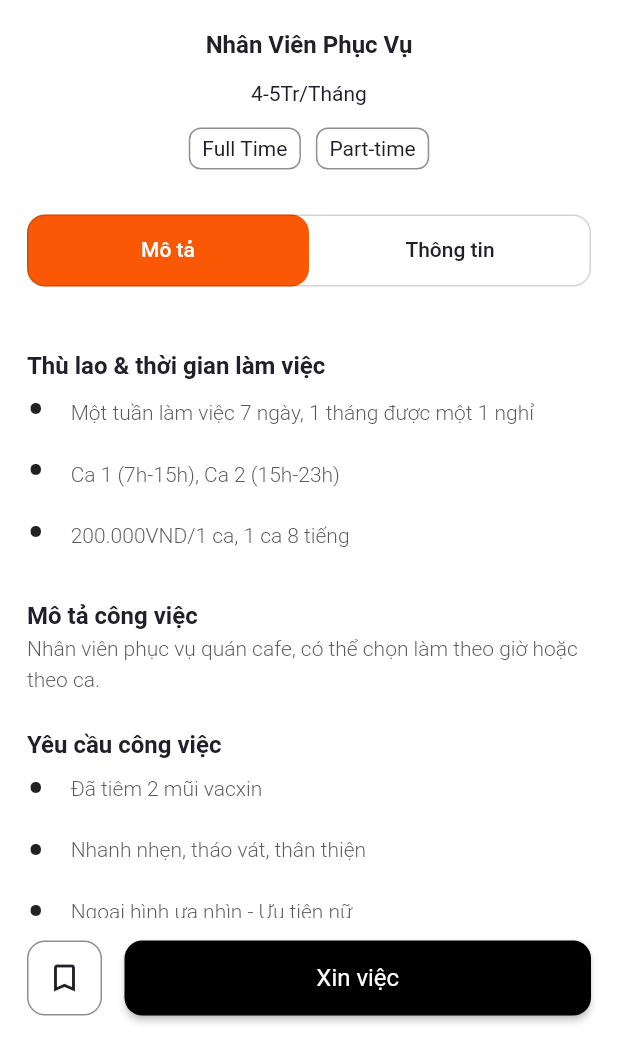
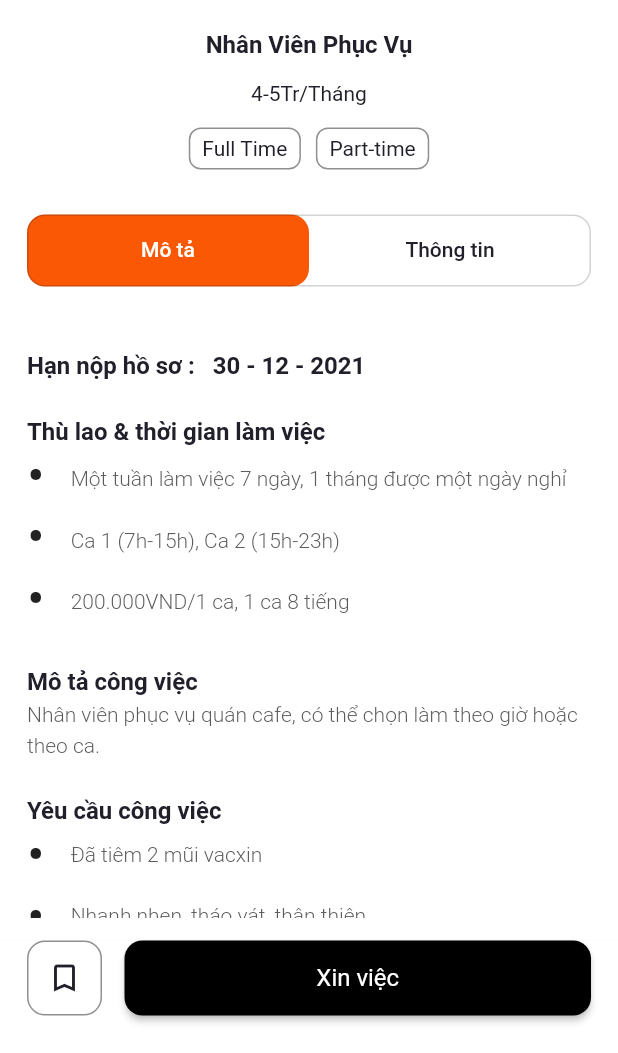
Before and after one commit to HieuTCM/JobFinder, a Flutter app: the DetailHistory screen opened directly with sample values from the repository, on a phone screen of 412 x 824 dp, the part 183-1236 px from its top. Run offline on Flutter 3.47's test engine with Material 2 defaults, Android fonts, the phone set to English and light mode, and no system bars; our stand-ins replace flutter_svg, google_fonts, image_picker; Roboto replaces fonts that are missing (Questrial).

Commit message:
[HieuTCM] update job detail

```diff
--- a/flutter_application_2/lib/models/company.dart
+++ b/flutter_application_2/lib/models/company.dart
@@ -2,6 +2,7 @@ class Company {
   final String? companyName;
   final String? type;
   final String? job;
+  final String? time;
   final String? city;
   final String? sallary;
   final String? image;
@@ -12,6 +13,7 @@ class Company {
   final List<String>? jobResponsbilities;
   final List<String>? tag;
   Company({
+    this.time,
     this.type,
     this.city,
     this.job,
@@ -30,6 +32,7 @@ class Company {
 List<Company> companyList = [
   Company(
       companyName: "Cafe ABC",
+      time: "30 - 12 - 2021",
       job: "Nhân Viên Phục Vụ",
       city: "Lê Văn Việt, Quận 9",
       sallary: "4-5Tr/Tháng",
@@ -40,7 +43,7 @@ List<Company> companyList = [
       ],
       mainCriteria: "Full Time",
       salaryDetail: [
-        "Một tuần làm việc 7 ngày, 1 tháng được một 1 nghỉ",
+        "Một tuần làm việc 7 ngày, 1 tháng được một ngày nghỉ",
         "Ca 1 (7h-15h), Ca 2 (15h-23h)",
         "200.000VND/1 ca, 1 ca 8 tiếng",
       ],
@@ -58,6 +61,7 @@ List<Company> companyList = [
       ]),
   Company(
       companyName: "Quán Cơm ABC",
+      time: "30 - 12 - 2021",
       job: "Bảo vệ giữ xe",
       city: "456, Quang Trung",
       sallary: "5-6Tr/Tháng",
@@ -67,7 +71,7 @@ List<Company> companyList = [
       ],
       mainCriteria: "Full Time",
       salaryDetail: [
-        "Một tuần làm việc 7 ngày, 1 tháng được một 1 nghỉ",
+        "Một tuần làm việc 7 ngày, 1 tháng được một ngày nghỉ",
         "Ca sáng(6h - 14h) - tối(14h - 22h), mỗi ca 8 tiếng.",
         "150.000VND/1 ca",
       ],
@@ -82,7 +86,8 @@ List<Company> companyList = [
         "E-mail: abc@gmail.com"
       ]),
   Company(
-      companyName: "",
+      companyName: "Trung tầm gia sư",
+      time: "30 - 12 - 2021",
       job: "Gia Sư AV",
       city: "Quận Phú Nhuận",
       sallary: "5-7tr/Tháng",
@@ -113,6 +118,7 @@ List<Company> companyList = [
 List<Company> recentList = [
   Company(
       companyName: "Cafe ABC",
+      time: "30 - 12 - 2021",
       job: "Nhân Viên Phục Vụ",
       city: "Lê Văn Việt, Quận 9",
       sallary: "4-5Tr/Tháng",
@@ -123,7 +129,7 @@ List<Company> recentList = [
       ],
       mainCriteria: "Full Time",
       salaryDetail: [
-        "Một tuần làm việc 7 ngày, 1 tháng được một 1 nghỉ",
+        "Một tuần làm việc 7 ngày, 1 tháng được một ngày nghỉ",
         "Ca 1 (7h-15h), Ca 2 (15h-23h)",
         "200.000VND/1 ca, 1 ca 8 tiếng",
       ],
@@ -141,6 +147,7 @@ List<Company> recentList = [
       ]),
   Company(
       companyName: "Quán Cơm ABC",
+      time: "30 - 12 - 2021",
       job: "Bảo vệ giữ xe",
       city: "456, Quang Trung",
       sallary: "5-6Tr/Tháng",
@@ -150,7 +157,7 @@ List<Company> recentList = [
       ],
       mainCriteria: "Full Time",
       salaryDetail: [
-        "Một tuần làm việc 7 ngày, 1 tháng được một 1 nghỉ",
+        "Một tuần làm việc 7 ngày, 1 tháng được một ngày nghỉ",
         "Ca sáng(6h - 14h) - tối(14h - 22h), mỗi ca 8 tiếng.",
         "150.000VND/1 ca",
       ],
@@ -166,6 +173,7 @@ List<Company> recentList = [
       ]),
   Company(
       companyName: "Trung tâm Gia Sư",
+      time: "30 - 12 - 2021",
       job: "Gia Sư AV",
       city: "Quận Phú Nhuận",
       sallary: "4-5Tr/Tháng",
@@ -195,6 +203,7 @@ List<Company> recentList = [
 List<Company> recentHistoryList = [
   Company(
       companyName: "Cafe ABC",
+      time: "30 - 12 - 2021",
       type: "Đang chờ",
       job: "Nhân Viên Phục Vụ",
       city: "Lê Văn Việt, Quận 9",
@@ -206,7 +215,7 @@ List<Company> recentHistoryList = [
       ],
       mainCriteria: "Full Time",
       salaryDetail: [
-        "Một tuần làm việc 7 ngày, 1 tháng được một 1 nghỉ",
+        "Một tuần làm việc 7 ngày, 1 tháng được một ngày nghỉ",
         "Ca 1 (7h-15h), Ca 2 (15h-23h)",
         "200.000VND/1 ca, 1 ca 8 tiếng",
       ],
@@ -224,6 +233,7 @@ List<Company> recentHistoryList = [
       ]),
   Company(
       companyName: "Quán Cơm ABC",
+      time: "30 - 12 - 2021",
       type: "Thành công",
       job: "Bảo vệ giữ xe",
       city: "456, Quang Trung",
@@ -234,7 +244,7 @@ List<Company> recentHistoryList = [
       ],
       mainCriteria: "Full Time",
       salaryDetail: [
-        "Một tuần làm việc 7 ngày, 1 tháng được một 1 nghỉ",
+        "Một tuần làm việc 7 ngày, 1 tháng được một ngày nghỉ",
         "Ca sáng(6h - 14h) - tối(14h - 22h), mỗi ca 8 tiếng.",
         "150.000VND/1 ca",
       ],
@@ -250,6 +260,7 @@ List<Company> recentHistoryList = [
       ]),
   Company(
       companyName: "Trung tâm Gia Sư",
+      time: "30 - 12 - 2021",
       type: "Đã Hủy",
       job: "Gia Sư AV",
       city: "Quận Phú Nhuận",
@@ -278,6 +289,7 @@ List<Company> recentHistoryList = [
       ]),
   Company(
       companyName: "Trung tâm Gia Sư",
+      time: "30 - 12 - 2021",
       type: "Bị từ chối",
       job: "Gia Sư AV",
       city: "Quận Phú Nhuận",
--- a/flutter_application_2/lib/views/company_tab.dart
+++ b/flutter_application_2/lib/views/company_tab.dart
@@ -12,7 +12,7 @@ class CompanyTab extends StatelessWidget {
         children: <Widget>[
           SizedBox(height: 25.0),
           Text(
-            "Thông tin thêm",
+            "Thông tin liên lạc",
             style: kTitleStyle.copyWith(fontWeight: FontWeight.bold),
           ),
           SizedBox(height: 15.0),
--- a/flutter_application_2/lib/views/description_tab.dart
+++ b/flutter_application_2/lib/views/description_tab.dart
@@ -10,6 +10,11 @@ class DescriptionTab extends StatelessWidget {
     return Container(
       child: ListView(
         children: <Widget>[
+          SizedBox(height: 25.0),
+          Text(
+            "Hạn nộp hồ sơ :  \t" + company!.time!,
+            style: kTitleStyle.copyWith(fontWeight: FontWeight.bold),
+          ),
           SizedBox(height: 25.0),
           Text(
             "Thù lao & thời gian làm việc",
```
